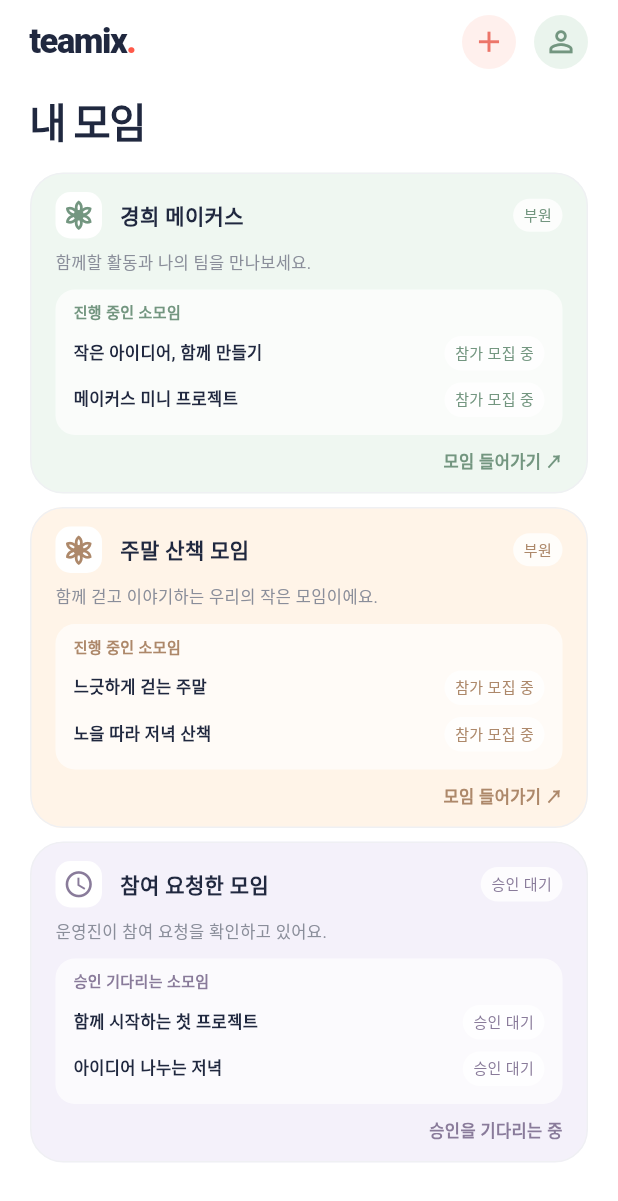
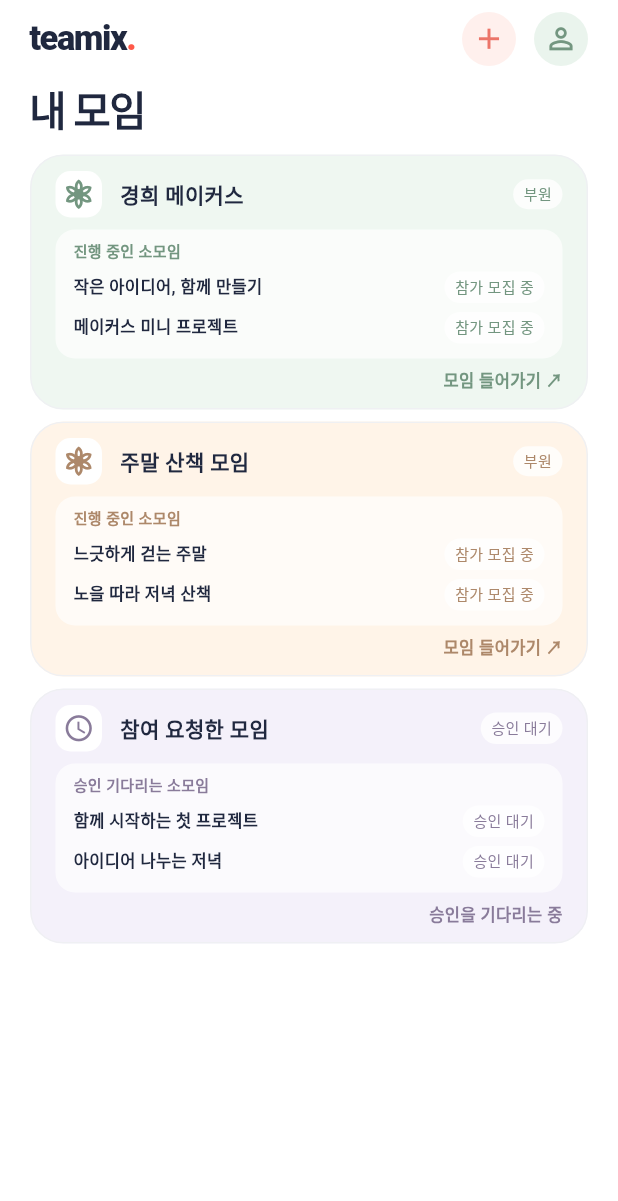
Before and after one commit to lxndfthkh/KHU_AI_CHALLENGE_TEAMIX, a Flutter app: the screen it shows after launch, on a phone screen of 412 x 824 dp. Shown: the top 1201 px of the screen. Run offline on Flutter 3.47's test engine with Material 3 defaults, Android fonts, the phone set to English and light mode, and no system bars; our stand-ins replace firebase_core; accounts and stored records are empty.

Commit message:
style: remove gray group descriptions and tighten home vertical spacing

```diff
--- a/lib/screens/my_groups_home.dart
+++ b/lib/screens/my_groups_home.dart
@@ -57,7 +57,7 @@ class _MyGroupsHomeState extends State<MyGroupsHome> {
     body: SafeArea(child: Align(alignment: Alignment.topCenter, child: ConstrainedBox(
       constraints: const BoxConstraints(maxWidth: 520),
       child: CustomScrollView(slivers: [SliverPadding(
-        padding: const EdgeInsets.fromLTRB(20, 10, 20, 24),
+        padding: const EdgeInsets.fromLTRB(20, 8, 20, 20),
         sliver: SliverList(delegate: SliverChildListDelegate([
           Row(children: [
             const Text.rich(TextSpan(children: [TextSpan(text: 'teamix', style: TextStyle(color: _ink)), TextSpan(text: '.', style: TextStyle(color: Color(0xFFFF5949)))]), style: TextStyle(fontSize: 23, fontWeight: FontWeight.w900, letterSpacing: -1)),
@@ -66,15 +66,15 @@ class _MyGroupsHomeState extends State<MyGroupsHome> {
             const SizedBox(width: 12),
             _CircleButton(icon: Icons.person_outline, label: '계정 정보', background: const Color(0xFFEAF4ED), foreground: const Color(0xFF739680), onTap: _account),
           ]),
-          const SizedBox(height: 18),
+          const SizedBox(height: 12),
           const Text('내 모임', style: TextStyle(fontSize: 27, height: 1.23, fontWeight: FontWeight.w800, letterSpacing: -1, color: _ink)),
-          const SizedBox(height: 16),
+          const SizedBox(height: 12),
           if (_empty) const _EmptyGroups() else ...[
-            _GroupCard(name: '경희 메이커스', description: '함께할 활동과 나의 팀을 만나보세요.', color: const Color(0xFFEFF7F1), accent: const Color(0xFF739680), activities: const ['작은 아이디어, 함께 만들기', '메이커스 미니 프로젝트'], onTap: () => _notice('모임 상세는 아직 연결되지 않은 시연 화면이에요.')),
-            const SizedBox(height: 9),
-            _GroupCard(name: '주말 산책 모임', description: '함께 걷고 이야기하는 우리의 작은 모임이에요.', color: const Color(0xFFFFF4E8), accent: const Color(0xFFAD886A), activities: const ['느긋하게 걷는 주말', '노을 따라 저녁 산책'], onTap: () => _notice('모임 상세는 아직 연결되지 않은 시연 화면이에요.')),
-            const SizedBox(height: 9),
-            const _GroupCard(name: '참여 요청한 모임', description: '운영진이 참여 요청을 확인하고 있어요.', color: Color(0xFFF4F1FA), accent: Color(0xFF897B9A), activities: ['함께 시작하는 첫 프로젝트', '아이디어 나누는 저녁'], pending: true),
+            _GroupCard(name: '경희 메이커스', color: const Color(0xFFEFF7F1), accent: const Color(0xFF739680), activities: const ['작은 아이디어, 함께 만들기', '메이커스 미니 프로젝트'], onTap: () => _notice('모임 상세는 아직 연결되지 않은 시연 화면이에요.')),
+            const SizedBox(height: 8),
+            _GroupCard(name: '주말 산책 모임', color: const Color(0xFFFFF4E8), accent: const Color(0xFFAD886A), activities: const ['느긋하게 걷는 주말', '노을 따라 저녁 산책'], onTap: () => _notice('모임 상세는 아직 연결되지 않은 시연 화면이에요.')),
+            const SizedBox(height: 8),
+            const _GroupCard(name: '참여 요청한 모임', color: Color(0xFFF4F1FA), accent: Color(0xFF897B9A), activities: ['함께 시작하는 첫 프로젝트', '아이디어 나누는 저녁'], pending: true),
           ],
         ])),
       )]),
@@ -93,39 +93,37 @@ class _CircleButton extends StatelessWidget {
 }
 
 class _GroupCard extends StatelessWidget {
-  const _GroupCard({required this.name, required this.description, required this.color, required this.accent, required this.activities, this.pending = false, this.onTap});
-  final String name, description;
+  const _GroupCard({required this.name, required this.color, required this.accent, required this.activities, this.pending = false, this.onTap});
+  final String name;
   final Color color, accent;
   final List<String> activities;
   final bool pending;
   final VoidCallback? onTap;
 
-  Widget _badge(String text) => Container(padding: const EdgeInsets.symmetric(horizontal: 7, vertical: 4), decoration: BoxDecoration(color: Colors.white.withAlpha(200), borderRadius: BorderRadius.circular(12)), child: Text(text, style: TextStyle(fontSize: 10, color: accent)));
+  Widget _badge(String text) => Container(padding: const EdgeInsets.symmetric(horizontal: 7, vertical: 3), decoration: BoxDecoration(color: Colors.white.withAlpha(200), borderRadius: BorderRadius.circular(12)), child: Text(text, style: TextStyle(fontSize: 10, color: accent)));
 
   @override
   Widget build(BuildContext context) => Material(
     color: color,
     shape: RoundedRectangleBorder(borderRadius: BorderRadius.circular(22), side: const BorderSide(color: Color(0xFFEFF0F3))),
     clipBehavior: Clip.antiAlias,
-    child: InkWell(onTap: onTap, child: Padding(padding: const EdgeInsets.fromLTRB(17, 13, 17, 12), child: Column(crossAxisAlignment: CrossAxisAlignment.start, children: [
+    child: InkWell(onTap: onTap, child: Padding(padding: const EdgeInsets.fromLTRB(17, 11, 17, 10), child: Column(crossAxisAlignment: CrossAxisAlignment.start, children: [
       Row(children: [
         Container(width: 31, height: 31, decoration: BoxDecoration(color: Colors.white, borderRadius: BorderRadius.circular(10)), child: Icon(pending ? Icons.schedule : Icons.filter_vintage_outlined, color: accent, size: 21)),
         const SizedBox(width: 12),
         Expanded(child: Text(name, maxLines: 1, overflow: TextOverflow.ellipsis, style: const TextStyle(fontSize: 14, fontWeight: FontWeight.w800, color: _ink))),
         const SizedBox(width: 7), _badge(pending ? '승인 대기' : '부원'),
       ]),
-      const SizedBox(height: 7),
-      Text(description, style: const TextStyle(fontSize: 11, height: 1.5, color: Color(0xFF8A8E9A))),
-      const SizedBox(height: 10),
-      Container(width: double.infinity, padding: const EdgeInsets.symmetric(horizontal: 12, vertical: 8), decoration: BoxDecoration(color: Colors.white.withAlpha(170), borderRadius: BorderRadius.circular(13)), child: Column(crossAxisAlignment: CrossAxisAlignment.start, children: [
+      const SizedBox(height: 8),
+      Container(width: double.infinity, padding: const EdgeInsets.symmetric(horizontal: 12, vertical: 7), decoration: BoxDecoration(color: Colors.white.withAlpha(170), borderRadius: BorderRadius.circular(13)), child: Column(crossAxisAlignment: CrossAxisAlignment.start, children: [
         Text(pending ? '승인 기다리는 소모임' : '진행 중인 소모임', style: TextStyle(fontSize: 10, fontWeight: FontWeight.w700, color: accent)),
-        const SizedBox(height: 4),
-        for (final activity in activities.take(2)) Padding(padding: const EdgeInsets.symmetric(vertical: 4), child: Row(children: [
+        const SizedBox(height: 3),
+        for (final activity in activities.take(2)) Padding(padding: const EdgeInsets.symmetric(vertical: 3), child: Row(children: [
           Expanded(child: Text(activity, maxLines: 1, overflow: TextOverflow.ellipsis, style: const TextStyle(fontSize: 11, fontWeight: FontWeight.w700, color: _ink))),
           const SizedBox(width: 8), _badge(pending ? '승인 대기' : '참가 모집 중'),
         ])),
       ])),
-      const SizedBox(height: 10),
+      const SizedBox(height: 7),
       Align(alignment: Alignment.centerRight, child: Text(pending ? '승인을 기다리는 중' : '모임 들어가기 ↗', style: TextStyle(fontSize: 11, fontWeight: FontWeight.w600, color: accent))),
     ]))),
   );
@@ -135,13 +133,13 @@ class _EmptyGroups extends StatelessWidget {
   const _EmptyGroups();
   @override
   Widget build(BuildContext context) => Container(
-    width: double.infinity, margin: const EdgeInsets.only(top: 24), padding: const EdgeInsets.symmetric(horizontal: 20, vertical: 36),
+    width: double.infinity, margin: const EdgeInsets.only(top: 18), padding: const EdgeInsets.symmetric(horizontal: 20, vertical: 28),
     decoration: BoxDecoration(color: const Color(0xFFF4F8F4), border: Border.all(color: const Color(0xFFDFE6E0)), borderRadius: BorderRadius.circular(24)),
     child: Column(children: [
       Container(width: 60, height: 60, decoration: BoxDecoration(color: const Color(0xFFE6F0E7), borderRadius: BorderRadius.circular(21)), child: const Icon(Icons.filter_vintage_outlined, color: Color(0xFF87A28B), size: 32)),
-      const SizedBox(height: 20),
+      const SizedBox(height: 16),
       const Text('아직 함께하는 모임이 없어요', textAlign: TextAlign.center, style: TextStyle(fontSize: 17, fontWeight: FontWeight.w700, color: Color(0xFF414B44))),
-      const SizedBox(height: 12),
+      const SizedBox(height: 10),
       const Text('오른쪽 위 ＋를 눌러\n모임을 만들거나 초대 코드로 참여해보세요.', textAlign: TextAlign.center, style: TextStyle(fontSize: 12, height: 1.9, color: Color(0xFF87918A))),
     ]),
   );
```
